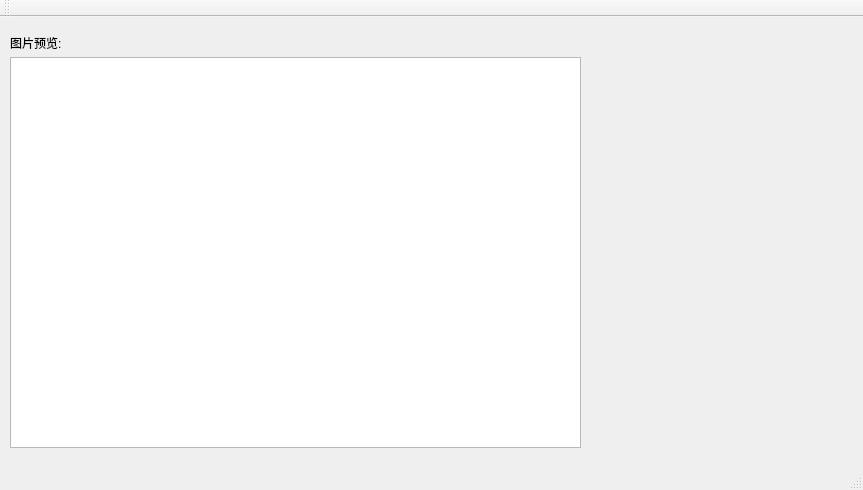
Above: mainwindow.ui from jasonmsoft/picture_manager before the change. Below: the same form after it.
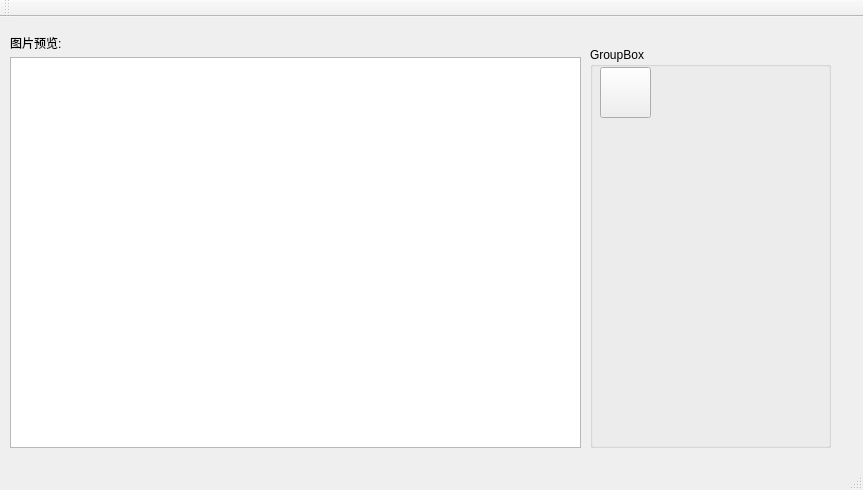
That is the form after the change.

Patch:
```diff
--- a/mainwindow.ui
+++ b/mainwindow.ui
@@ -50,6 +50,32 @@
      <string/>
     </property>
    </widget>
+   <widget class="QGroupBox" name="groupBox">
+    <property name="geometry">
+     <rect>
+      <x>590</x>
+      <y>30</y>
+      <width>241</width>
+      <height>401</height>
+     </rect>
+    </property>
+    <property name="title">
+     <string>GroupBox</string>
+    </property>
+    <widget class="QToolButton" name="tb_text">
+     <property name="geometry">
+      <rect>
+       <x>10</x>
+       <y>20</y>
+       <width>51</width>
+       <height>51</height>
+      </rect>
+     </property>
+     <property name="text">
+      <string/>
+     </property>
+    </widget>
+   </widget>
   </widget>
   <widget class="QMenuBar" name="menuBar">
    <property name="geometry">
```
